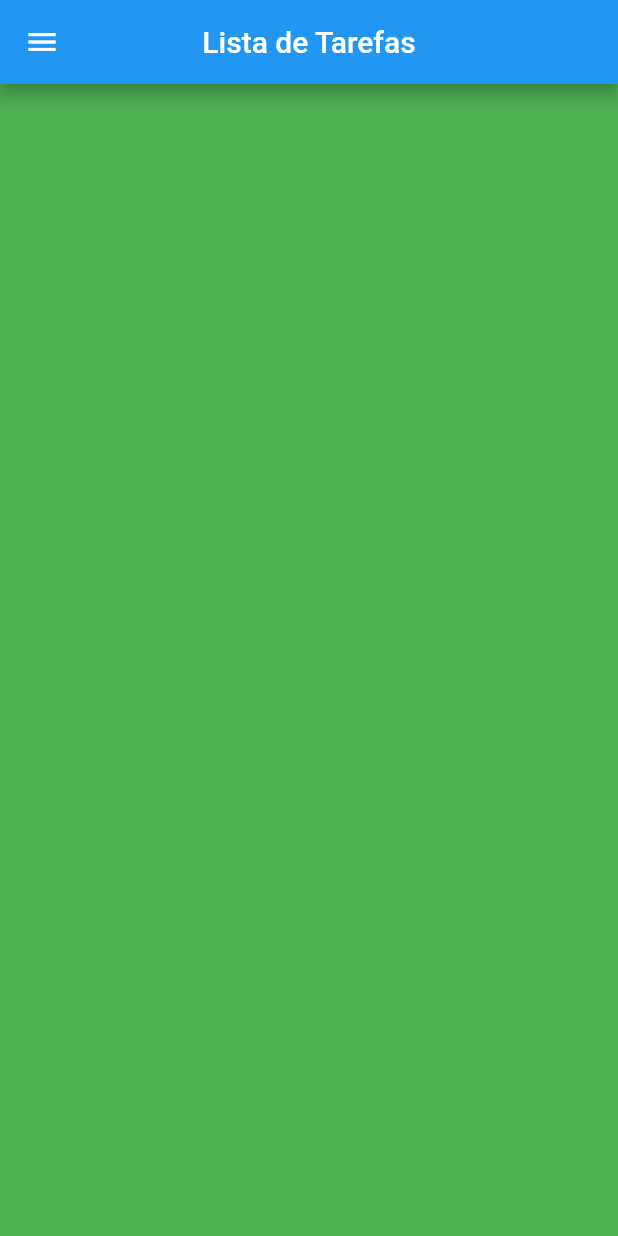
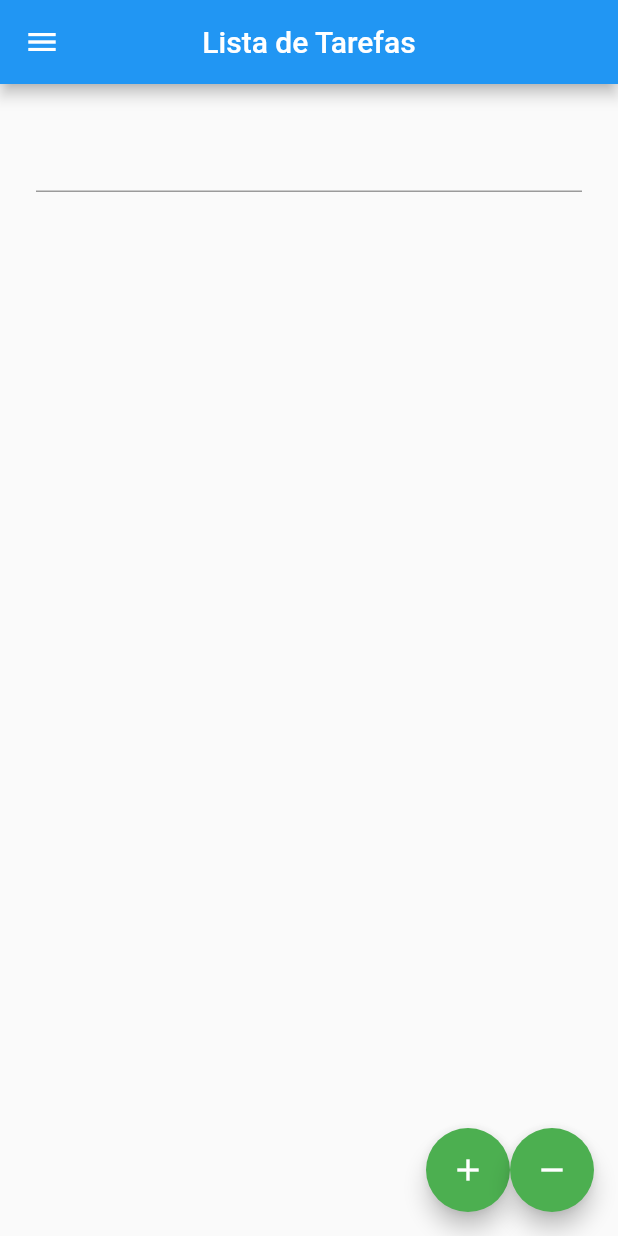
Before and after one commit to Buchadaz/ToDoList, a Flutter app: the screen it shows after launch, on a phone screen of 412 x 824 dp. Run offline on Flutter 3.47's test engine with Material 2 defaults, Android fonts, the phone set to English and light mode, and no system bars.

Commit message:
Atualização

```diff
--- a/to_do_list/lib/todo_list_page.dart
+++ b/to_do_list/lib/todo_list_page.dart
@@ -8,6 +8,8 @@ class TodoListPage extends StatefulWidget {
 }
 
 class _TodoListPageState extends State<TodoListPage> {
+  TextEditingController _textEditingController = TextEditingController();
+  List<String> tarefas = [];
   @override
   Widget build(BuildContext context) {
     return Scaffold(
@@ -16,7 +18,61 @@ class _TodoListPageState extends State<TodoListPage> {
         centerTitle: true,
       ),
       drawer: Drawer(),
-      body: Container(color: Colors.green),
+      body: Container(
+        padding: const EdgeInsets.all(24),
+        child: Column(
+          children: [
+            TextField(
+              controller: _textEditingController,
+            ),
+            Expanded(
+              child: ListView.separated(
+                separatorBuilder: (context, index) => Divider(),
+                shrinkWrap: true,
+                itemBuilder: (context, index) {
+                  return ListTile(
+                    title: Text(tarefas[index]),
+                    onLongPress: () {
+                      setState(() {
+                        tarefas.removeAt(index);
+                      });
+                    },
+                  );
+                },
+                itemCount: tarefas.length,
+              ),
+            ),
+          ],
+        ),
+      ),
+      floatingActionButton: Row(
+        mainAxisAlignment: MainAxisAlignment.end,
+        children: [
+          FloatingActionButton(
+            onPressed: () {
+              if (_textEditingController.text.length > 0) {
+                setState(() {
+                  tarefas.add(_textEditingController.text);
+                });
+                _textEditingController.clear();
+              }
+              print(tarefas);
+              ;
+            },
+            backgroundColor: Colors.green,
+            child: Icon(Icons.add),
+          ),
+          FloatingActionButton(
+            onPressed: () {
+              setState(() {
+                tarefas = [];
+              });
+            },
+            child: Icon(Icons.remove),
+            backgroundColor: Colors.green,
+          )
+        ],
+      ),
     );
   }
 }
```
